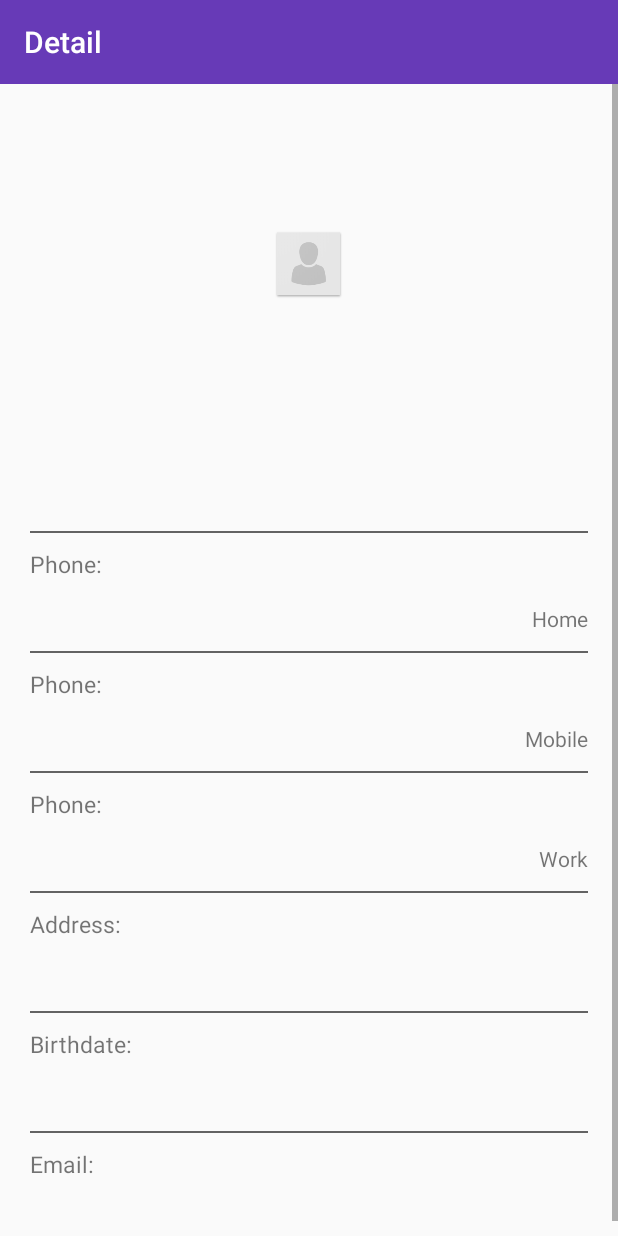
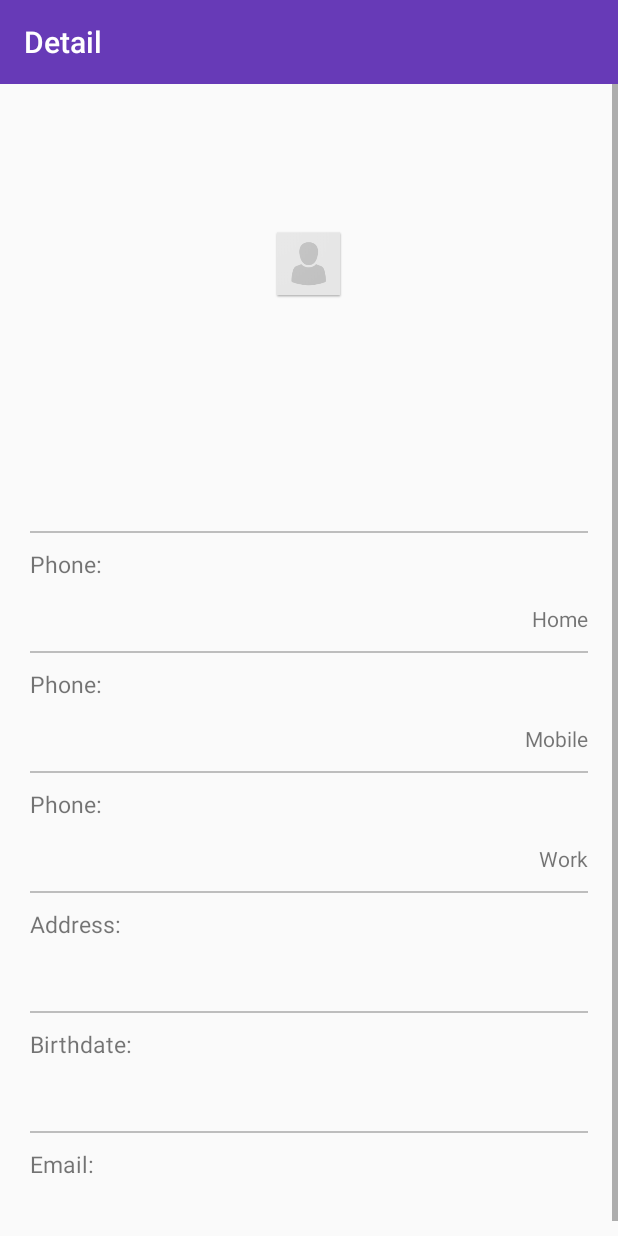
Before and after one commit to miltonputallaz/KinAndCartaChallenge, an Android app: the layout activity_detail.xml on its own in the app's theme, with its tools: preview values and no code run, on a phone screen of 412 x 824 dp. Run offline under Robolectric (Android 15) with nearby library versions, the phone set to English and light mode, and no system bars.

Commit message:
- Se modifico condicion de visibilidad en activity de detalle - Se cambio color de divisor de datos en la activity de detalle

```diff
--- a/app/src/main/res/layout/activity_detail.xml
+++ b/app/src/main/res/layout/activity_detail.xml
@@ -91,7 +91,7 @@
                     android:id="@+id/home_phone_line_separator"
                     android:layout_width="match_parent"
                     android:layout_height="1dp"
-                    android:background="@color/transparentBlack"
+                    android:background="?attr/grayDivider"
                     android:layout_marginTop="@dimen/default_vertical_margin"
                     app:layout_constraintTop_toBottomOf="@id/contact_company_name"
                     />
@@ -103,7 +103,7 @@
                     android:text="@string/detail_phone"
                     android:textSize="@dimen/default_text_size_small"
                     android:layout_marginTop="@dimen/default_vertical_margin"
-                    android:visibility="@{viewmodel.person.phone.home.isEmpty ? View.GONE : View.VISIBLE}"
+                    android:visibility="@{viewmodel.person.phone.home == null ? View.GONE : View.VISIBLE}"
                     app:layout_constraintTop_toBottomOf="@id/home_phone_line_separator"
                     app:layout_constraintStart_toStartOf="parent"
                     app:layout_constraintEnd_toEndOf="parent"
@@ -116,7 +116,7 @@
                     android:textStyle="bold"
                     android:textSize="@dimen/default_text_size"
                     android:layout_marginTop="@dimen/default_vertical_margin_small"
-                    android:visibility="@{viewmodel.person.phone.home.isEmpty ? View.GONE : View.VISIBLE}"
+                    android:visibility="@{viewmodel.person.phone.home == null ? View.GONE : View.VISIBLE}"
                     android:text="@{viewmodel.person.phone.home}"
                     app:layout_constraintTop_toBottomOf="@id/home_phone_label"
                     app:layout_constraintStart_toStartOf="parent"
@@ -126,7 +126,7 @@
                     android:id="@+id/home_phone_number_label"
                     android:layout_width="wrap_content"
                     android:layout_height="wrap_content"
-                    android:visibility="@{viewmodel.person.phone.home.isEmpty ? View.GONE : View.VISIBLE}"
+                    android:visibility="@{viewmodel.person.phone.home == null? View.GONE : View.VISIBLE}"
                     android:text="@string/detail_home_phone"
                     app:layout_constraintTop_toBottomOf="@id/home_phone_label"
                     app:layout_constraintBaseline_toBaselineOf="@+id/home_phone_number"
@@ -139,8 +139,8 @@
                     android:layout_width="match_parent"
                     android:layout_height="1dp"
                     android:layout_marginTop="@dimen/default_vertical_margin"
-                    android:visibility="@{viewmodel.person.phone.home.isEmpty ? View.GONE : View.VISIBLE}"
-                    android:background="@color/transparentBlack"
+                    android:visibility="@{viewmodel.person.phone.home == null ? View.GONE : View.VISIBLE}"
+                    android:background="?attr/grayDivider"
                     app:layout_constraintTop_toBottomOf="@id/home_phone_number"
                     />
 
@@ -151,7 +151,7 @@
                     android:text="@string/detail_phone"
                     android:textSize="@dimen/default_text_size_small"
                     android:layout_marginTop="@dimen/default_vertical_margin"
-                    android:visibility="@{viewmodel.person.phone.mobile.isEmpty ? View.GONE : View.VISIBLE}"
+                    android:visibility="@{viewmodel.person.phone.mobile == null ? View.GONE : View.VISIBLE}"
                     app:layout_constraintTop_toBottomOf="@id/mobile_phone_line_separator"
                     app:layout_constraintStart_toStartOf="parent"
                     app:layout_constraintEnd_toEndOf="parent"
@@ -164,7 +164,7 @@
                     android:textStyle="bold"
                     android:textSize="@dimen/default_text_size"
                     android:layout_marginTop="@dimen/default_vertical_margin_small"
-                    android:visibility="@{viewmodel.person.phone.mobile.isEmpty ? View.GONE : View.VISIBLE}"
+                    android:visibility="@{viewmodel.person.phone.mobile == null ? View.GONE : View.VISIBLE}"
                     android:text="@{viewmodel.person.phone.mobile}"
                     app:layout_constraintTop_toBottomOf="@id/mobile_phone_label"
                     app:layout_constraintStart_toStartOf="parent"
@@ -175,7 +175,7 @@
                     android:layout_width="wrap_content"
                     android:layout_height="wrap_content"
                     android:text="@string/detail_mobile_phone"
-                    android:visibility="@{viewmodel.person.phone.mobile.isEmpty ? View.GONE : View.VISIBLE}"
+                    android:visibility="@{viewmodel.person.phone.mobile == null ? View.GONE : View.VISIBLE}"
                     app:layout_constraintTop_toBottomOf="@id/mobile_phone_label"
                     app:layout_constraintBaseline_toBaselineOf="@+id/mobile_home_phone_number"
                     app:layout_constraintEnd_toEndOf="parent"
@@ -187,8 +187,8 @@
                     android:layout_width="match_parent"
                     android:layout_height="1dp"
                     android:layout_marginTop="@dimen/default_vertical_margin"
-                    android:visibility="@{viewmodel.person.phone.mobile.isEmpty ? View.GONE : View.VISIBLE}"
-                    android:background="@color/transparentBlack"
+                    android:visibility="@{viewmodel.person.phone.mobile == null ? View.GONE : View.VISIBLE}"
+                    android:background="?attr/grayDivider"
                     app:layout_constraintTop_toBottomOf="@id/mobile_home_phone_number"
                     />
 
@@ -199,7 +199,7 @@
                     android:text="@string/detail_phone"
                     android:textSize="@dimen/default_text_size_small"
                     android:layout_marginTop="@dimen/default_vertical_margin"
-                    android:visibility="@{viewmodel.person.phone.work.isEmpty ? View.GONE : View.VISIBLE}"
+                    android:visibility="@{viewmodel.person.phone.work == null ? View.GONE : View.VISIBLE}"
                     app:layout_constraintTop_toBottomOf="@id/work_phone_line_separator"
                     app:layout_constraintStart_toStartOf="parent"
                     app:layout_constraintEnd_toEndOf="parent"
@@ -212,7 +212,7 @@
                     android:textStyle="bold"
                     android:textSize="@dimen/default_text_size"
                     android:layout_marginTop="@dimen/default_vertical_margin_small"
-                    android:visibility="@{viewmodel.person.phone.work.isEmpty ? View.GONE : View.VISIBLE}"
+                    android:visibility="@{viewmodel.person.phone.work == null ? View.GONE : View.VISIBLE}"
                     android:text="@{viewmodel.person.phone.work}"
                     app:layout_constraintTop_toBottomOf="@id/work_phone_label"
                     app:layout_constraintStart_toStartOf="parent"
@@ -223,7 +223,7 @@
                     android:layout_width="wrap_content"
                     android:layout_height="wrap_content"
                     android:text="@string/detail_work_phone"
-                    android:visibility="@{viewmodel.person.phone.work.isEmpty ? View.GONE : View.VISIBLE}"
+                    android:visibility="@{viewmodel.person.phone.work == null ? View.GONE : View.VISIBLE}"
                     app:layout_constraintTop_toBottomOf="@id/work_phone_label"
                     app:layout_constraintBaseline_toBaselineOf="@+id/work_phone_number"
                     app:layout_constraintEnd_toEndOf="parent"
@@ -235,8 +235,8 @@
                     android:layout_width="match_parent"
                     android:layout_height="1dp"
                     android:layout_marginTop="@dimen/default_vertical_margin"
-                    android:visibility="@{viewmodel.person.phone.work.isEmpty ? View.GONE : View.VISIBLE}"
-                    android:background="@color/transparentBlack"
+                    android:visibility="@{viewmodel.person.phone.work == null ? View.GONE : View.VISIBLE}"
+                    android:background="?attr/grayDivider"
                     app:layout_constraintTop_toBottomOf="@id/work_phone_number"
                     />
 
@@ -269,7 +269,7 @@
                     android:layout_width="match_parent"
                     android:layout_height="1dp"
                     android:layout_marginTop="@dimen/default_vertical_margin"
-                    android:background="@color/transparentBlack"
+                    android:background="?attr/grayDivider"
                     app:layout_constraintTop_toBottomOf="@id/address"
                     />
 
@@ -280,7 +280,7 @@
                     android:text="@string/detail_birthdate"
                     android:layout_marginTop="@dimen/default_vertical_margin"
                     android:textSize="@dimen/default_text_size_small"
-                    android:visibility="@{viewmodel.person.birthdate.isEmpty ? View.GONE : View.VISIBLE}"
+                    android:visibility="@{viewmodel.person.birthdate == null ? View.GONE : View.VISIBLE}"
                     app:layout_constraintTop_toBottomOf="@id/birthdate_line_separator"
                     app:layout_constraintStart_toStartOf="parent"
                     app:layout_constraintEnd_toEndOf="parent"
@@ -293,7 +293,7 @@
                     android:textStyle="bold"
                     android:textSize="@dimen/default_text_size"
                     android:layout_marginTop="@dimen/default_vertical_margin_small"
-                    android:visibility="@{viewmodel.person.birthdate.isEmpty ? View.GONE : View.VISIBLE}"
+                    android:visibility="@{viewmodel.person.birthdate == null ? View.GONE : View.VISIBLE}"
                     android:text="@{viewmodel.person.birthdate}"
                     app:layout_constraintTop_toBottomOf="@id/birthdate_label"
                     app:layout_constraintStart_toStartOf="parent"
@@ -304,9 +304,9 @@
                     android:id="@+id/email_line_separator"
                     android:layout_width="match_parent"
                     android:layout_height="1dp"
-                    android:visibility="@{viewmodel.person.birthdate.isEmpty ? View.GONE : View.VISIBLE}"
+                    android:visibility="@{viewmodel.person.birthdate == null ? View.GONE : View.VISIBLE}"
                     android:layout_marginTop="@dimen/default_vertical_margin"
-                    android:background="@color/transparentBlack"
+                    android:background="?attr/grayDivider"
                     app:layout_constraintTop_toBottomOf="@id/birthdate"
                     />
 
@@ -317,7 +317,7 @@
                     android:text="@string/detail_mail"
                     android:textSize="@dimen/default_text_size_small"
                     android:layout_marginTop="@dimen/default_vertical_margin"
-                    android:visibility="@{viewmodel.person.emailAddress.isEmpty ? View.GONE : View.VISIBLE}"
+                    android:visibility="@{viewmodel.person.emailAddress == null ? View.GONE : View.VISIBLE}"
                     app:layout_constraintTop_toBottomOf="@id/email_line_separator"
                     app:layout_constraintStart_toStartOf="parent"
                     app:layout_constraintEnd_toEndOf="parent"
@@ -331,7 +331,7 @@
                     android:textSize="@dimen/default_text_size"
                     android:layout_marginTop="@dimen/default_vertical_margin_small"
                     android:layout_marginBottom="@dimen/default_vertical_margin_small"
-                    android:visibility="@{viewmodel.person.emailAddress.isEmpty ? View.GONE : View.VISIBLE}"
+                    android:visibility="@{viewmodel.person.emailAddress == null ? View.GONE : View.VISIBLE}"
                     android:text="@{viewmodel.person.emailAddress}"
                     app:layout_constraintTop_toBottomOf="@id/email_label"
                     app:layout_constraintBottom_toBottomOf="parent"
--- a/app/src/main/res/values/styles.xml
+++ b/app/src/main/res/values/styles.xml
@@ -11,6 +11,8 @@
         <item name="defaultTransparentBackground">@color/transparentBlack</item>
         <item name="defaultDisabledButton">@color/colorPrimaryDisabled</item>
         <item name="defaultStarColor">@color/yellow</item>
+        <item name="colorSecondaryText">@color/colorSecondaryText</item>
+        <item name="grayDivider">@color/light_gray</item>
         <item name="android:progressBarStyle">@style/CustomProgressBar</item>
         <item name="defaultThemeLoading">@drawable/loading_shape_app_theme</item>
     </style>
```
Also changed, not shown: app/src/main/res/drawable/loading_shape_light_theme.xml (deleted, +0 -21 lines), app/src/main/res/values/attrs.xml (+8 -6 lines), app/src/main/res/values/colors.xml (+1 -10 lines).
